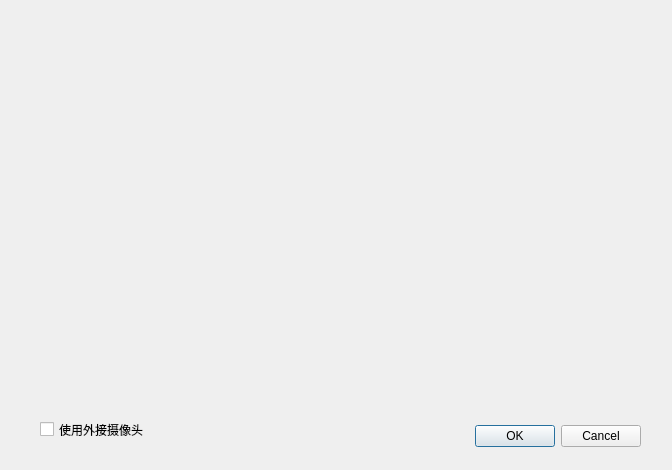
Old version of the form code/faceRecognize.ui in the repository RachelWealth/IoT-course-practice.
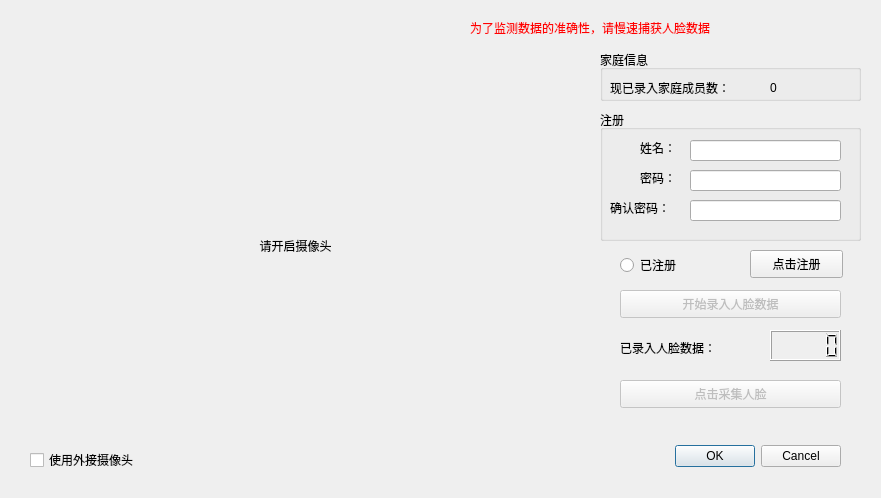
New version of the form.

Commit message: face data record

```diff
--- a/code/faceRecognize.ui
+++ b/code/faceRecognize.ui
@@ -6,8 +6,8 @@
    <rect>
     <x>0</x>
     <y>0</y>
-    <width>672</width>
-    <height>470</height>
+    <width>881</width>
+    <height>498</height>
    </rect>
   </property>
   <property name="windowTitle">
@@ -16,9 +16,9 @@
   <widget class="QDialogButtonBox" name="buttonBox">
    <property name="geometry">
     <rect>
-     <x>300</x>
-     <y>420</y>
-     <width>341</width>
+     <x>580</x>
+     <y>440</y>
+     <width>261</width>
      <height>32</height>
     </rect>
    </property>
@@ -32,16 +32,256 @@
   <widget class="QCheckBox" name="checkBox">
    <property name="geometry">
     <rect>
-     <x>40</x>
-     <y>420</y>
+     <x>30</x>
+     <y>440</y>
      <width>131</width>
-     <height>19</height>
+     <height>40</height>
     </rect>
    </property>
    <property name="text">
     <string>使用外接摄像头</string>
    </property>
   </widget>
+  <widget class="QPushButton" name="pushButton_2">
+   <property name="enabled">
+    <bool>false</bool>
+   </property>
+   <property name="geometry">
+    <rect>
+     <x>620</x>
+     <y>290</y>
+     <width>221</width>
+     <height>28</height>
+    </rect>
+   </property>
+   <property name="text">
+    <string>开始录入人脸数据</string>
+   </property>
+  </widget>
+  <widget class="QLabel" name="label">
+   <property name="geometry">
+    <rect>
+     <x>470</x>
+     <y>20</y>
+     <width>331</width>
+     <height>16</height>
+    </rect>
+   </property>
+   <property name="styleSheet">
+    <string notr="true">color:rgb(255, 0, 0);</string>
+   </property>
+   <property name="text">
+    <string>为了监测数据的准确性，请慢速捕获人脸数据</string>
+   </property>
+  </widget>
+  <widget class="QGroupBox" name="groupBox_2">
+   <property name="geometry">
+    <rect>
+     <x>600</x>
+     <y>110</y>
+     <width>261</width>
+     <height>131</height>
+    </rect>
+   </property>
+   <property name="title">
+    <string>注册</string>
+   </property>
+   <widget class="QLabel" name="label_2">
+    <property name="geometry">
+     <rect>
+      <x>40</x>
+      <y>30</y>
+      <width>41</width>
+      <height>16</height>
+     </rect>
+    </property>
+    <property name="text">
+     <string>姓名：</string>
+    </property>
+   </widget>
+   <widget class="QLineEdit" name="nameInput">
+    <property name="geometry">
+     <rect>
+      <x>90</x>
+      <y>30</y>
+      <width>151</width>
+      <height>21</height>
+     </rect>
+    </property>
+   </widget>
+   <widget class="QLabel" name="label_6">
+    <property name="geometry">
+     <rect>
+      <x>40</x>
+      <y>60</y>
+      <width>41</width>
+      <height>16</height>
+     </rect>
+    </property>
+    <property name="text">
+     <string>密码：</string>
+    </property>
+   </widget>
+   <widget class="QLabel" name="label_7">
+    <property name="geometry">
+     <rect>
+      <x>10</x>
+      <y>90</y>
+      <width>81</width>
+      <height>16</height>
+     </rect>
+    </property>
+    <property name="text">
+     <string>确认密码：</string>
+    </property>
+   </widget>
+   <widget class="QLineEdit" name="lineEdit_2">
+    <property name="geometry">
+     <rect>
+      <x>90</x>
+      <y>90</y>
+      <width>151</width>
+      <height>21</height>
+     </rect>
+    </property>
+    <property name="echoMode">
+     <enum>QLineEdit::PasswordEchoOnEdit</enum>
+    </property>
+   </widget>
+   <widget class="QLineEdit" name="lineEdit_3">
+    <property name="geometry">
+     <rect>
+      <x>90</x>
+      <y>60</y>
+      <width>151</width>
+      <height>21</height>
+     </rect>
+    </property>
+    <property name="echoMode">
+     <enum>QLineEdit::PasswordEchoOnEdit</enum>
+    </property>
+   </widget>
+  </widget>
+  <widget class="QGroupBox" name="groupBox_3">
+   <property name="geometry">
+    <rect>
+     <x>600</x>
+     <y>50</y>
+     <width>261</width>
+     <height>51</height>
+    </rect>
+   </property>
+   <property name="title">
+    <string>家庭信息</string>
+   </property>
+   <widget class="QLabel" name="label_4">
+    <property name="geometry">
+     <rect>
+      <x>10</x>
+      <y>30</y>
+      <width>151</width>
+      <height>16</height>
+     </rect>
+    </property>
+    <property name="text">
+     <string>现已录入家庭成员数：</string>
+    </property>
+   </widget>
+   <widget class="QLabel" name="label_5">
+    <property name="geometry">
+     <rect>
+      <x>170</x>
+      <y>30</y>
+      <width>72</width>
+      <height>15</height>
+     </rect>
+    </property>
+    <property name="text">
+     <string>0</string>
+    </property>
+   </widget>
+  </widget>
+  <widget class="QPushButton" name="pushButton">
+   <property name="geometry">
+    <rect>
+     <x>750</x>
+     <y>250</y>
+     <width>93</width>
+     <height>28</height>
+    </rect>
+   </property>
+   <property name="text">
+    <string>点击注册</string>
+   </property>
+  </widget>
+  <widget class="QLCDNumber" name="lcdNumber">
+   <property name="geometry">
+    <rect>
+     <x>770</x>
+     <y>330</y>
+     <width>71</width>
+     <height>31</height>
+    </rect>
+   </property>
+  </widget>
+  <widget class="QLabel" name="label_8">
+   <property name="geometry">
+    <rect>
+     <x>620</x>
+     <y>340</y>
+     <width>131</width>
+     <height>16</height>
+    </rect>
+   </property>
+   <property name="text">
+    <string>已录入人脸数据：</string>
+   </property>
+  </widget>
+  <widget class="QPushButton" name="pushButton_4">
+   <property name="enabled">
+    <bool>false</bool>
+   </property>
+   <property name="geometry">
+    <rect>
+     <x>620</x>
+     <y>380</y>
+     <width>221</width>
+     <height>28</height>
+    </rect>
+   </property>
+   <property name="text">
+    <string>点击采集人脸</string>
+   </property>
+  </widget>
+  <widget class="QRadioButton" name="radioButton">
+   <property name="geometry">
+    <rect>
+     <x>620</x>
+     <y>250</y>
+     <width>71</width>
+     <height>30</height>
+    </rect>
+   </property>
+   <property name="text">
+    <string>已注册</string>
+   </property>
+  </widget>
+  <widget class="QLabel" name="label_3">
+   <property name="geometry">
+    <rect>
+     <x>10</x>
+     <y>50</y>
+     <width>571</width>
+     <height>391</height>
+    </rect>
+   </property>
+   <property name="text">
+    <string>请开启摄像头</string>
+   </property>
+   <property name="alignment">
+    <set>Qt::AlignCenter</set>
+   </property>
+  </widget>
  </widget>
  <resources/>
  <connections>
```
The commit also changes 32 other files.
